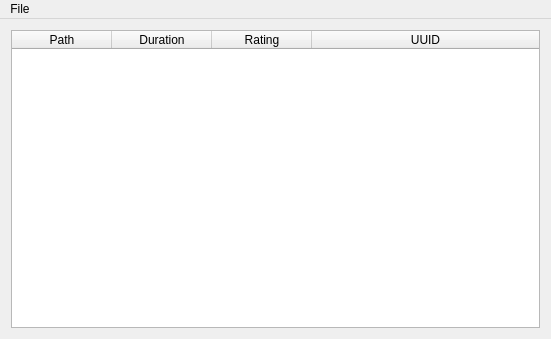
Old version of the form mainwindow.ui in the repository AdrienPensart/MusicManiac.
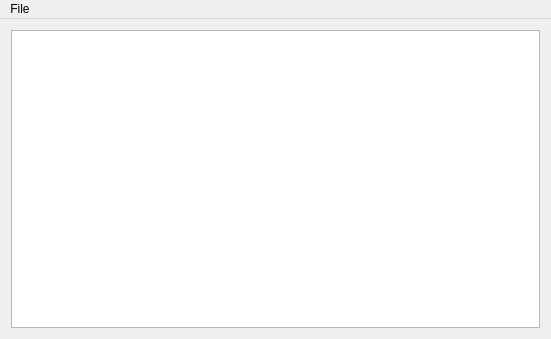
New version of the form.

Commit message: music model

The edit to the form file:
```diff
--- a/mainwindow.ui
+++ b/mainwindow.ui
@@ -16,37 +16,7 @@
   <widget class="QWidget" name="centralWidget">
    <layout class="QVBoxLayout" name="verticalLayout">
     <item>
-     <widget class="QTableWidget" name="tableWidget">
-      <attribute name="horizontalHeaderCascadingSectionResizes">
-       <bool>false</bool>
-      </attribute>
-      <attribute name="horizontalHeaderStretchLastSection">
-       <bool>true</bool>
-      </attribute>
-      <attribute name="verticalHeaderVisible">
-       <bool>false</bool>
-      </attribute>
-      <column>
-       <property name="text">
-        <string>Path</string>
-       </property>
-      </column>
-      <column>
-       <property name="text">
-        <string>Duration</string>
-       </property>
-      </column>
-      <column>
-       <property name="text">
-        <string>Rating</string>
-       </property>
-      </column>
-      <column>
-       <property name="text">
-        <string>UUID</string>
-       </property>
-      </column>
-     </widget>
+     <widget class="QTableView" name="musicView"/>
     </item>
    </layout>
   </widget>
```
The commit also changes 16 other files.
